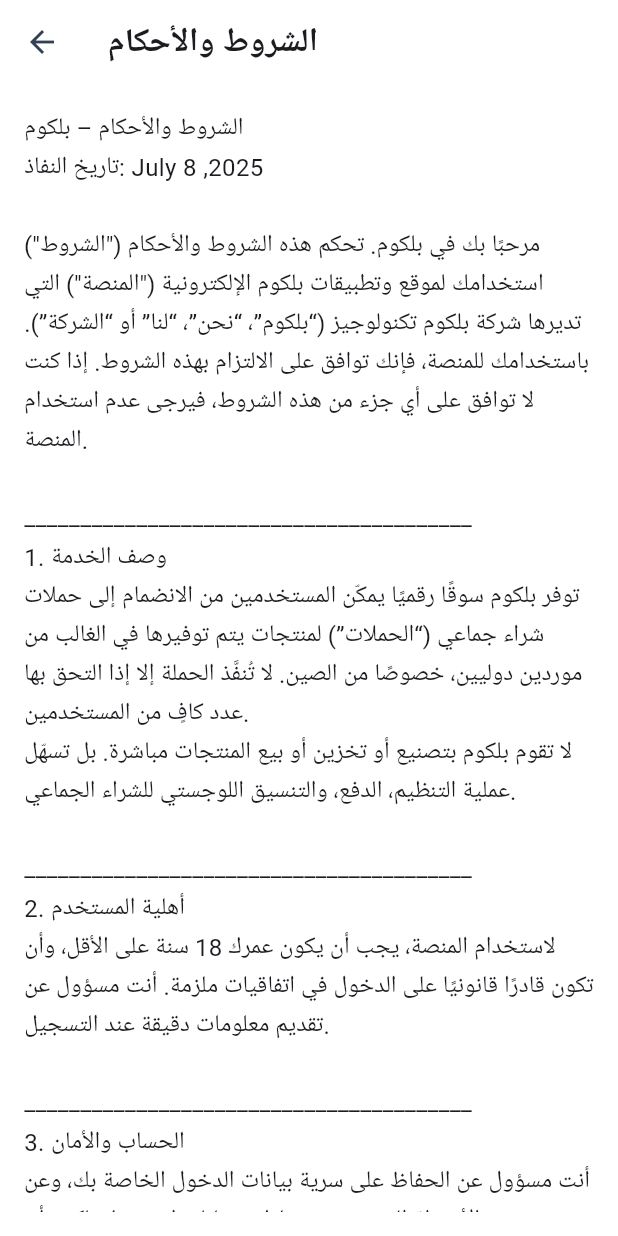
After one commit to AmerBugshan/Bulkcom-App, a Flutter app: the TermsConditionsPage screen opened directly, on a phone screen of 412 x 824 dp. The commit adds this screen. Run offline on Flutter 3.47's test engine with Material 3 defaults, Android fonts, the phone set to English and light mode, and no system bars; our stand-ins replace auto_size_text, cached_network_image, connectivity_plus, dio, expandable, file_picker and 14 more; missing offline and left inert: custom_timer, flutter_facebook_auth, flutter_inappwebview, flutter_stripe, flutterzilla_fixed_grid, http_auth; accounts and stored records are empty; network calls fail.

Commit message:
menu update

```diff
--- /dev/null
+++ b/fundorex-mobile-app/lib/view/menu/contact_methods_page.dart
@@ -0,0 +1,22 @@
+import 'package:flutter/material.dart';
+
+class ContactMethodsPage extends StatelessWidget {
+  const ContactMethodsPage({super.key});
+
+  @override
+  Widget build(BuildContext context) {
+    return Scaffold(
+      appBar: AppBar(title: const Text('طرق التواصل')),
+      body: const Padding(
+        padding: EdgeInsets.all(16.0),
+        child: Text(
+          'يمكنك التواصل معنا عبر الطرق التالية:\n\n'
+              '📧 البريد الإلكتروني: info@bulk.com.sa\n'
+              '📞 الهاتف / واتساب: +966535243579\n\n'
+              'نحن هنا لخدمتك في أي وقت!',
+          style: TextStyle(fontSize: 16),
+        ),
+      ),
+    );
+  }
+}
--- /dev/null
+++ b/fundorex-mobile-app/lib/view/menu/terms_conditions_page.dart
@@ -0,0 +1,180 @@
+import 'package:flutter/material.dart';
+
+class TermsConditionsPage extends StatelessWidget {
+  const TermsConditionsPage({super.key});
+
+  @override
+  Widget build(BuildContext context) {
+    return Scaffold(
+      appBar: AppBar(title: const Text('الشروط والأحكام')),
+      body: const Padding(
+        padding: EdgeInsets.all(16.0),
+        child: SingleChildScrollView(
+          child: Text(
+            '''
+الشروط والأحكام – بلكوم
+تاريخ النفاذ: July 8 ,2025
+
+مرحبًا بك في بلكوم. تحكم هذه الشروط والأحكام ("الشروط") استخدامك لموقع وتطبيقات بلكوم الإلكترونية ("المنصة") التي تديرها شركة بلكوم تكنولوجيز (“بلكوم”، “نحن”، “لنا” أو “الشركة”). باستخدامك للمنصة، فإنك توافق على الالتزام بهذه الشروط. إذا كنت لا توافق على أي جزء من هذه الشروط، فيرجى عدم استخدام المنصة.
+
+________________________________________
+1. وصف الخدمة
+توفر بلكوم سوقًا رقميًا يمكّن المستخدمين من الانضمام إلى حملات شراء جماعي (“الحملات”) لمنتجات يتم توفيرها في الغالب من موردين دوليين، خصوصًا من الصين. لا تُنفَّذ الحملة إلا إذا التحق بها عدد كافٍ من المستخدمين.
+لا تقوم بلكوم بتصنيع أو تخزين أو بيع المنتجات مباشرة. بل تسهّل عملية التنظيم، الدفع، والتنسيق اللوجستي للشراء الجماعي.
+
+________________________________________
+2. أهلية المستخدم
+لاستخدام المنصة، يجب أن يكون عمرك 18 سنة على الأقل، وأن تكون قادرًا قانونيًا على الدخول في اتفاقيات ملزمة. أنت مسؤول عن تقديم معلومات دقيقة عند التسجيل.
+
+________________________________________
+3. الحساب والأمان
+أنت مسؤول عن الحفاظ على سرية بيانات الدخول الخاصة بك، وعن جميع الأنشطة التي تتم من خلال حسابك. لا تتحمل بلكوم أي مسؤولية عن أي خسائر أو أضرار ناتجة عن استخدام غير مصرح به لحسابك.
+
+________________________________________
+4. المشاركة في الحملات
+بانضمامك إلى حملة، فإنك تلتزم بشراء المنتج في حال تم تفعيل الحملة وبلوغ العدد المطلوب. لا يتم تحصيل الدفع إلا بعد تفعيل الحملة.
+في حال لم تصل الحملة إلى الحد الأدنى من المشاركين خلال المهلة الزمنية، فلن يتم خصم أي مبلغ، أو سيتم رد المبلغ كاملًا إذا تم خصمه مسبقًا.
+
+________________________________________
+5. التوصيل
+تختلف أوقات التوصيل حسب توفر المورد، وخطوط الإنتاج، والشحن الدولي، والتخليص الجمركي، والتوصيل المحلي. التواريخ المقدرة للتسليم هي إرشادية فقط وغير مضمونة.
+لا تتحمل بلكوم المسؤولية عن أي تأخير ناتج عن مشاكل الموردين أو النقل أو الجمارك أو حالات القوة القاهرة.
+
+________________________________________
+6. الإرجاع والاسترداد
+تُقبل طلبات الإرجاع أو الاسترداد فقط في حالات وجود عيب، أو تلف عند الاستلام، أو عدم وصول المنتج. ونظرًا لطبيعة الشراء الجماعي، قد لا تكون الإلغاءات أو الاستردادات الفردية ممكنة بعد إتمام الدفع.
+يجب تقديم طلبات الإرجاع خلال 7 أيام من استلام المنتج.
+
+________________________________________
+7. سلوك المستخدم
+يوافق المستخدم على عدم:
+● القيام بأي أنشطة احتيالية أو مشاركة مزيفة.
+● إساءة استخدام المنصة أو تعطيلها.
+● انتهاك أي قوانين أو حقوق لطرف ثالث.
+تحتفظ بلكوم بالحق في تعليق أو إنهاء الحسابات المخالفة.
+
+________________________________________
+8. الملكية الفكرية
+جميع المحتويات والعلامات والشعارات والتصاميم والرموز البرمجية والوسائط في المنصة هي ملكية حصرية لبلكوم أو مرخصة لها، وهي محمية بموجب قوانين حقوق النشر والملكية الفكرية. لا يجوز نسخ أي جزء منها أو استخدامه دون إذن كتابي مسبق.
+
+________________________________________
+9. حدود المسؤولية
+إلى أقصى حد يسمح به القانون، لا تتحمل بلكوم أي مسؤولية عن أي أضرار غير مباشرة أو عرضية أو خاصة أو تبعية، بما في ذلك فقدان الأرباح أو البيانات أو السمعة، الناتجة عن استخدامك للمنصة أو عدم قدرتك على استخدامها.
+
+________________________________________
+10. تعديل الشروط
+تحتفظ بلكوم بحق تعديل هذه الشروط في أي وقت. سيتم نشر التحديثات على المنصة، ويعتبر استمرار الاستخدام موافقة ضمنية على التعديلات.
+
+________________________________________
+11. القانون المعمول به
+تخضع هذه الشروط لقوانين المملكة العربية السعودية. ويتم البت في النزاعات أمام الجهات القضائية المختصة داخل المملكة.
+
+________________________________________
+12. التواصل معنا
+للاستفسارات أو الدعم، يرجى التواصل عبر:
+
+info@bulk.com.sa
++966535243579
+
+========================================
+سياسة الخصوصية – بلكوم
+تاريخ النفاذ: July 8 ,2025
+
+توضح هذه السياسة كيف تقوم بلكوم بجمع واستخدام وحماية بياناتك الشخصية عند استخدامك للمنصة.
+
+1. البيانات التي نجمعها:
+● البيانات الشخصية: الاسم، البريد الإلكتروني، رقم الهاتف، عنوان الشحن، بيانات الدفع.
+● بيانات الاستخدام: التصفح، المشاركة في الحملات، معلومات الجهاز.
+● ملفات تعريف الارتباط (الكوكيز): لتحسين تجربتك وتحليل الأداء.
+
+2. كيفية استخدام البيانات:
+● لمعالجة الطلبات والمشاركات.
+● لإرسال التحديثات والتأكيدات والدعم.
+● لتحليل سلوك المستخدم وتحسين المنصة.
+● لإرسال المحتوى التسويقي (مع خيار الإلغاء).
+
+3. مشاركة البيانات:
+● مع الموردين وشركات الشحن لتنفيذ الطلبات.
+● مع مزودي الدفع لإتمام المعاملات.
+● مع مزودي التحليل والدعم.
+لا نقوم ببيع بياناتك لأي طرف ثالث.
+
+4. أمان البيانات:
+نلتزم بحماية بياناتك باستخدام بروتوكولات أمان معترف بها. ومع ذلك، فإن أي منصة رقمية لا يمكن أن تكون آمنة 100%، لذا يتم الاستخدام على مسؤوليتك.
+
+5. حقوق المستخدم:
+● يحق لك الوصول إلى بياناتك أو تحديثها أو طلب حذفها.
+● يمكنك إلغاء الاشتراك في الرسائل التسويقية في أي وقت.
+
+6. خصوصية الأطفال:
+لا نقدم خدماتنا للأطفال دون سن 13، ولا نجمع بيانات منهم عمدًا.
+
+7. التعديلات على سياسة الخصوصية:
+قد نقوم بتحديث السياسة، وسيتم إعلام المستخدمين بالتغييرات الجوهرية عبر المنصة. استمرار الاستخدام يعني قبول التعديلات.
+
+8. التواصل:
+للاستفسارات المتعلقة بالخصوصية، يرجى التواصل عبر:
+info@bulk.com.sa
+
+========================================
+سياسة ملفات تعريف الارتباط – بلكوم
+تاريخ النفاذ: July 8 ,2025
+
+1. ما هي ملفات تعريف الارتباط؟
+هي ملفات نصية صغيرة تُخزن على جهازك عند زيارة أي موقع إلكتروني، وتُستخدم لتحسين تجربتك وتذكر تفضيلاتك وتحليل الأداء.
+
+2. أنواع الكوكيز التي نستخدمها:
+● كوكيز ضرورية: لتشغيل المنصة (مثل تسجيل الدخول والتنقل).
+● كوكيز الأداء: لفهم تفاعل المستخدم.
+● كوكيز الوظائف: لحفظ الإعدادات (اللغة، العناوين).
+● كوكيز تسويقية: لتخصيص العروض (بموافقتك).
+
+3. كيفية استخدامنا للكوكيز:
+● الحفاظ على الجلسة وتسجيل الدخول.
+● تذكر التفضيلات.
+● تحسين الأداء وتحليل الاستخدام.
+● عرض محتوى شخصي وعروض مخصصة.
+
+4. إدارة الكوكيز:
+يمكنك تعطيل أو حذف الكوكيز من إعدادات المتصفح. وقد يؤثر ذلك على بعض وظائف المنصة.
+
+5. كوكيز الجهات الخارجية:
+قد نسمح لأطراف موثوقة بوضع الكوكيز (مثل التحليلات أو الإعلانات).
+
+6. التعديلات على سياسة الكوكيز:
+قد نقوم بتحديث السياسة، وسيتم نشر التغييرات.
+
+7. التواصل:
+للاستفسارات بشأن الكوكيز، راسلنا عبر:
+info@bulk.com.sa
+
+========================================
+سياسة العلامات التجارية – بلكوم
+تاريخ النفاذ: July 8 ,2025
+
+تُعد العلامات التجارية والشعارات والأسماء التجارية والهوية البصرية المعروضة على منصة بلكوم ملكًا لشركة بلكوم تكنولوجيز أو للجهات المرخِّصة لها.
+
+1. إرشادات استخدام العلامة التجارية:
+لا يجوز لك استخدام أو نسخ أو تعديل أي من علامات بلكوم التجارية دون إذن كتابي مسبق.
+
+2. الاستخدام العادل:
+يمكن استخدام اسم بلكوم بشكل وصفي وشفاف عند الإشارة إلى خدماتنا، بشرط عدم الإيحاء بوجود علاقة رسمية.
+
+3. علامات تجارية لطرف ثالث:
+جميع العلامات الأخرى المذكورة في المنصة تعود ملكيتها لأصحابها.
+
+4. التنفيذ:
+أي استخدام غير مصرح به قد يُعد انتهاكًا للقانون وسيتم اتخاذ الإجراءات القانونية.
+
+5. الإبلاغ عن الانتهاك:
+إذا كنت تعتقد أن هناك إساءة استخدام لعلامات بلكوم، يرجى التواصل معنا عبر:
+info@bulk.com.sa
+''',
+            style: TextStyle(fontSize: 16, height: 1.6),
+            textAlign: TextAlign.start,
+          ),
+        ),
+      ),
+    );
+  }
+}
```
Also changed, not shown: fundorex-mobile-app/lib/view/menu/menu_names.dart (+29 -60 lines), fundorex-mobile-app/lib/view/menu/menu_page.dart (+60 -60 lines).
